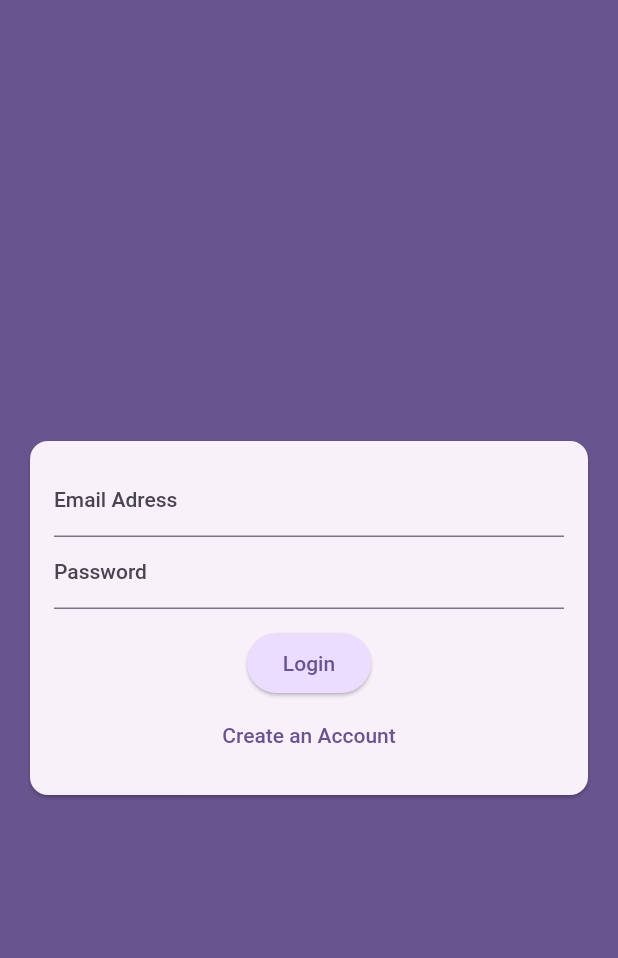
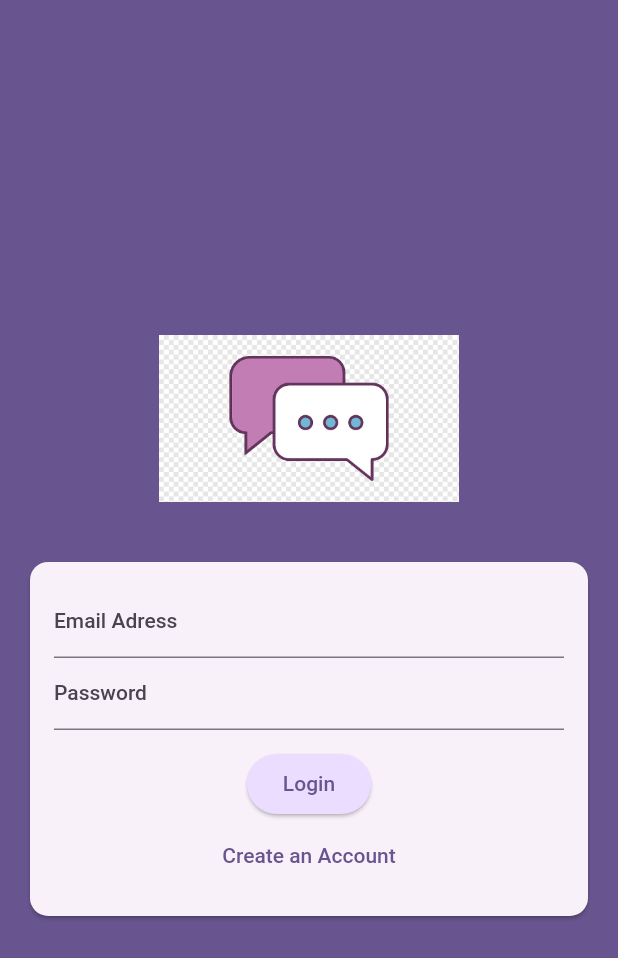
Before and after one commit to pranayjoshi/p_chat, a Flutter app: the AuthScreen screen opened directly, on a phone screen of 412 x 824 dp. Shown: the top 958 px of the screen. Run offline on Flutter 3.47's test engine with Material 2 defaults, Android fonts, the phone set to English and light mode, and no system bars; our stand-ins replace cloud_firestore, firebase_auth, firebase_core, firebase_storage, image_picker, math_expressions; missing offline and left inert: enough_giphy_flutter; accounts and stored records are empty.

Commit message:
added dependencies

```diff
--- a/lib/apps/auth/screens/auth.dart
+++ b/lib/apps/auth/screens/auth.dart
@@ -86,11 +86,11 @@ class _AuthScreenState extends State<AuthScreen> {
           child: SingleChildScrollView(
         child: Column(
           children: [
-            // Container(
-            //   margin: EdgeInsets.only(top: 30, bottom: 20, left: 20, right: 20),
-            //   width: 200,
-            //   child: Image.asset("assets/images/chat.png"),
-            // ),
+            Container(
+              margin: EdgeInsets.only(top: 30, bottom: 20, left: 20, right: 20),
+              width: 200,
+              child: Image.asset("assets/img/chat.png"),
+            ),
             Card(
               margin: EdgeInsets.all(20),
               child: SingleChildScrollView(
--- a/pubspec.yaml
+++ b/pubspec.yaml
@@ -66,8 +66,8 @@ flutter:
   uses-material-design: true
 
   # To add assets to your application, add an assets section, like this:
-  # assets:
-  #   - images/a_dot_burr.jpeg
+  assets:
+    - assets/img/chat.png
   #   - images/a_dot_ham.jpeg
 
   # An image asset can refer to one or more resolution-specific "variants", see
```
Also changed, not shown: assets/img/chat.jpeg (added), assets/img/chat.png (added).
